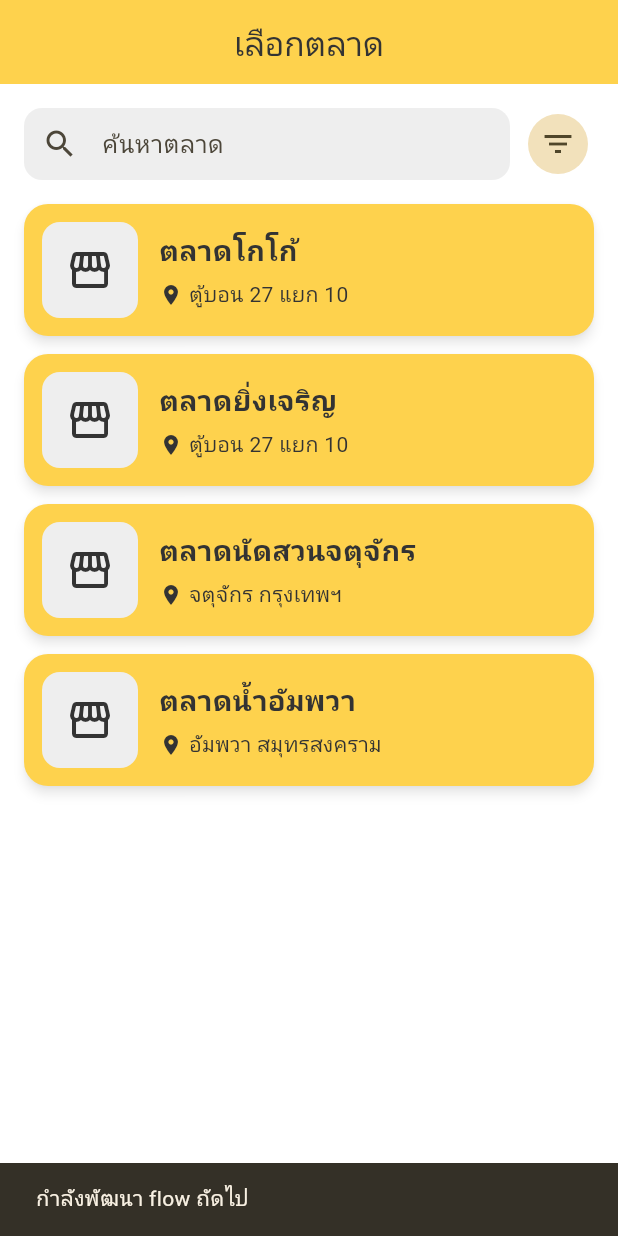
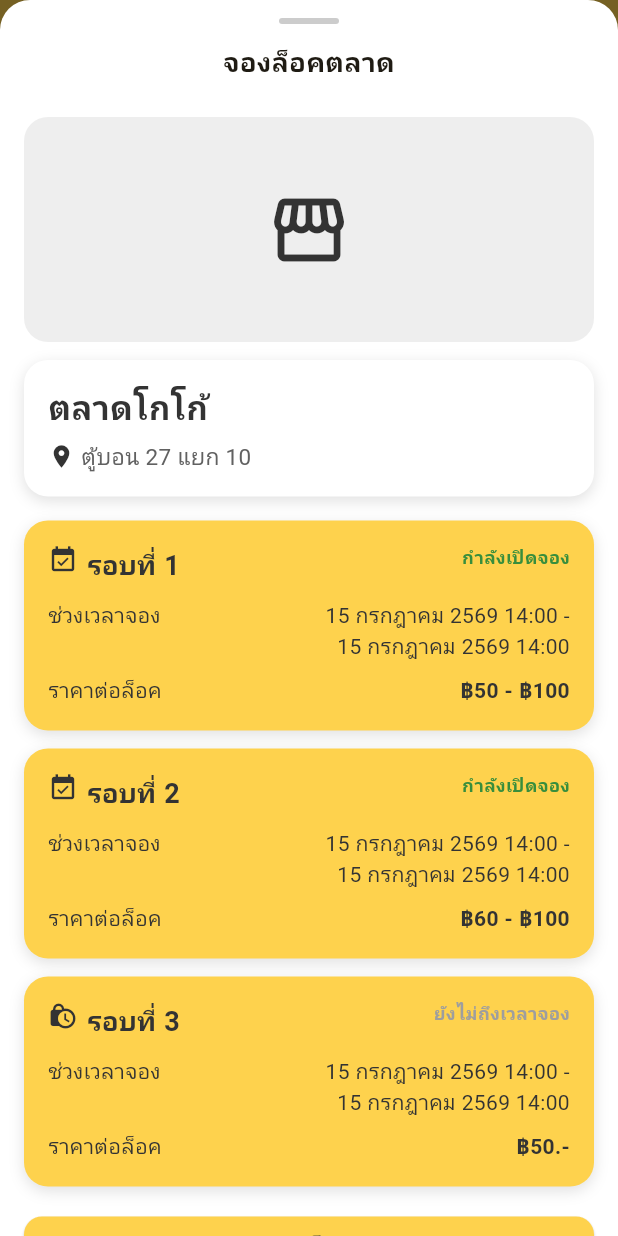
Before and after one commit to izzabellerina/flutter-space-dee-v4, a Flutter app: the SelectMarketScreen screen opened by its route, after a tap on "ตลาดโกโก้", on a phone screen of 412 x 824 dp. Run offline on Flutter 3.47's test engine with Material 3 defaults, Android fonts, the phone set to English and light mode, and no system bars; our stand-ins replace flutter_riverpod, flutter_svg, font_awesome_flutter, go_router, google_sign_in, qr_flutter; missing offline and left inert: flutter_facebook_auth, flutter_line_sdk, gal; Roboto replaces fonts that are missing (Anuphan).

Commit message:
Add book-market booking step as a full-screen modal sheet
- showBookMarketSheet: full-screen modal with market image, info, round cards
- Round cards are display-only (not tappable); "จองล็อค" button is a placeholder
- Tapping a market card in select-market now opens this sheet (slides up)

Co-Authored-By: Claude Opus 4.8 <noreply@anthropic.com>

```diff
--- /dev/null
+++ b/lib/screens/book_market_screen.dart
@@ -0,0 +1,316 @@
+import 'package:flutter/material.dart';
+
+import '../theme/app_colors.dart';
+
+/// ข้อมูล "รอบ" การจอง (mock) — ยังไม่มี backend
+class _Round {
+  const _Round({
+    required this.number,
+    required this.dateRange,
+    required this.price,
+    required this.status,
+    required this.isOpen,
+  });
+
+  final int number; // รอบที่เท่าไหร่
+  final String dateRange; // ช่วงเวลาจอง (2 บรรทัด)
+  final String price; // ราคาต่อล็อค เช่น "฿50 - ฿100"
+  final String status; // "กำลังเปิดจอง" / "ยังไม่ถึงเวลาจอง"
+  final bool isOpen; // เปิดให้จองอยู่ไหม → ใช้เลือกสีสถานะ
+}
+
+// รอบจอง (mock) — ของจริงจะดึงจาก backend
+const List<_Round> _rounds = [
+  _Round(
+    number: 1,
+    dateRange: '15 กรกฎาคม 2569 14:00 -\n15 กรกฎาคม 2569 14:00',
+    price: '฿50 - ฿100',
+    status: 'กำลังเปิดจอง',
+    isOpen: true,
+  ),
+  _Round(
+    number: 2,
+    dateRange: '15 กรกฎาคม 2569 14:00 -\n15 กรกฎาคม 2569 14:00',
+    price: '฿60 - ฿100',
+    status: 'กำลังเปิดจอง',
+    isOpen: true,
+  ),
+  _Round(
+    number: 3,
+    dateRange: '15 กรกฎาคม 2569 14:00 -\n15 กรกฎาคม 2569 14:00',
+    price: '฿50.-',
+    status: 'ยังไม่ถึงเวลาจอง',
+    isOpen: false,
+  ),
+];
+
+/// เปิดหน้า "จองล็อคตลาด" เป็น **modal sheet เต็มจอ** (เลื่อนขึ้นจากด้านล่าง)
+///
+/// เรียกตอนกดการ์ดตลาดในหน้า "เลือกตลาด"
+/// - `isScrollControlled: true` = ให้ sheet สูงเกินครึ่งจอได้ (เรากำหนดเองเต็มจอ)
+/// - `useSafeArea: false` + ความสูงเต็มจอ = แผ่นขึ้นเต็ม 100% (ใช้ SafeArea ด้านในแทน)
+/// - มุมบนมน + drag handle = สไตล์ modal sheet มาตรฐาน
+/// ปิด sheet ได้โดยปัดลงหรือแตะพื้นที่นอก sheet
+Future<void> showBookMarketSheet(
+  BuildContext context, {
+  required String name,
+  required String location,
+}) {
+  return showModalBottomSheet<void>(
+    context: context,
+    isScrollControlled: true,
+    // useSafeArea: false = ให้แผ่นขึ้นได้เต็มจอ 100% (ถึงขอบบนสุด ใต้ status bar)
+    // แล้วค่อยใช้ SafeArea ด้านในกันเนื้อหาทับ status bar/ปุ่มล่างเอง
+    useSafeArea: false,
+    backgroundColor: Colors.white,
+    shape: const RoundedRectangleBorder(
+      borderRadius: BorderRadius.vertical(top: Radius.circular(20)),
+    ),
+    builder: (context) => _BookMarketSheet(name: name, location: location),
+  );
+}
+
+/// เนื้อหาภายใน modal sheet "จองล็อคตลาด"
+///
+/// ทำไม StatelessWidget?
+/// - แค่ "แสดงข้อมูล" (รูป + ชื่อ + รอบ) ไม่มี state ที่เปลี่ยนระหว่างใช้งาน
+class _BookMarketSheet extends StatelessWidget {
+  const _BookMarketSheet({required this.name, required this.location});
+
+  final String name;
+  final String location;
+
+  @override
+  Widget build(BuildContext context) {
+    return SizedBox(
+      // เต็มจอ 100% (สูงเท่าความสูงจอทั้งหมด)
+      height: MediaQuery.of(context).size.height,
+      child: SafeArea(
+        // กันเนื้อหาทับ status bar (บน) และปุ่ม/แถบล่างของเครื่อง
+        child: Column(
+          children: [
+            // ── drag handle (ขีดเทาด้านบนบอกว่าปัดลงปิดได้) ──
+            Container(
+              margin: const EdgeInsets.only(top: 12, bottom: 4),
+              width: 40,
+              height: 4,
+              decoration: BoxDecoration(
+                color: AppColors.borderGrey,
+                borderRadius: BorderRadius.circular(2),
+              ),
+            ),
+            // หัวข้อ sheet
+            const Padding(
+              padding: EdgeInsets.symmetric(vertical: 8),
+              child: Text(
+                'จองล็อคตลาด',
+                style: TextStyle(fontSize: 18, fontWeight: FontWeight.w700),
+              ),
+            ),
+            // ── เนื้อหา (scroll) ──
+            Expanded(
+              child: SingleChildScrollView(
+                padding: const EdgeInsets.all(16),
+                child: Column(
+                  crossAxisAlignment: CrossAxisAlignment.stretch,
+                  children: [
+                    // ── รูปตลาด (placeholder) ──
+                    Container(
+                      height: 150,
+                      decoration: BoxDecoration(
+                        color: AppColors.fieldFill, // กล่องเทา รอรูปจริง
+                        borderRadius: BorderRadius.circular(16),
+                      ),
+                      child: const Icon(
+                        Icons.storefront,
+                        size: 56,
+                        color: AppColors.textDark,
+                      ),
+                    ),
+                    const SizedBox(height: 12),
+
+                    // ── การ์ดข้อมูลตลาด (ชื่อ + ที่ตั้ง) ──
+                    Container(
+                      padding: const EdgeInsets.all(16),
+                      decoration: BoxDecoration(
+                        color: Colors.white,
+                        borderRadius: BorderRadius.circular(16),
+                        boxShadow: AppColors.cardShadow,
+                      ),
+                      child: Column(
+                        crossAxisAlignment: CrossAxisAlignment.start,
+                        children: [
+                          Text(
+                            name,
+                            style: const TextStyle(
+                              fontSize: 22,
+                              fontWeight: FontWeight.w700,
+                              color: AppColors.textDark,
+                            ),
+                          ),
+                          const SizedBox(height: 6),
+                          Row(
+                            children: [
+                              const Icon(
+                                Icons.location_on,
+                                size: 18,
+                                color: AppColors.textDark,
+                              ),
+                              const SizedBox(width: 4),
+                              Expanded(
+                                child: Text(
+                                  location,
+                                  style: TextStyle(
+                                    fontSize: 15,
+                                    color: Colors.grey[700],
+                                  ),
+                                ),
+                              ),
+                            ],
+                          ),
+                        ],
+                      ),
+                    ),
+                    const SizedBox(height: 16),
+
+                    // ── รายการรอบจอง (การ์ดแสดงข้อมูล กดไม่ได้) ──
+                    for (final round in _rounds) ...[
+                      _RoundCard(round: round),
+                      const SizedBox(height: 12),
+                    ],
+                    const SizedBox(height: 4),
+
+                    // ── ปุ่ม "จองล็อค" ──
+                    ElevatedButton(
+                      onPressed: () =>
+                          _showSnack(context, 'กำลังพัฒนา flow ถัดไป'),
+                      child: const Padding(
+                        padding: EdgeInsets.symmetric(vertical: 4),
+                        child: Text(
+                          'จองล็อค',
+                          style: TextStyle(
+                            fontSize: 16,
+                            fontWeight: FontWeight.w600,
+                          ),
+                        ),
+                      ),
+                    ),
+                  ],
+                ),
+              ),
+            ),
+          ],
+        ),
+      ),
+    );
+  }
+
+  void _showSnack(BuildContext context, String message) {
+    ScaffoldMessenger.of(context)
+      ..hideCurrentSnackBar()
+      ..showSnackBar(SnackBar(content: Text(message)));
+  }
+}
+
+/// การ์ดแสดงข้อมูลรอบจอง — **กดไม่ได้** (เป็นแค่ข้อมูล)
+///
+/// ใช้ Container เฉย ๆ (ไม่ใช่ Material+InkWell) → ไม่มี ripple ไม่ตอบสนองการกด
+class _RoundCard extends StatelessWidget {
+  const _RoundCard({required this.round});
+  final _Round round;
+
+  @override
+  Widget build(BuildContext context) {
+    // สถานะ: เปิดจอง = เขียว, ยังไม่ถึงเวลา = เทา
+    final statusColor = round.isOpen ? Colors.green[700] : Colors.grey;
+
+    return Container(
+      padding: const EdgeInsets.all(16),
+      decoration: BoxDecoration(
+        color: AppColors.brandYellow, // เหลืองตามกฎธีม
+        borderRadius: BorderRadius.circular(16),
+        boxShadow: AppColors.cardShadow,
+      ),
+      child: Column(
+        crossAxisAlignment: CrossAxisAlignment.start,
+        children: [
+          // หัวการ์ด: ไอคอน + "รอบที่ N" (ซ้าย) ... สถานะ (ขวา)
+          Row(
+            crossAxisAlignment: CrossAxisAlignment.start,
+            children: [
+              Icon(
+                round.isOpen ? Icons.event_available : Icons.lock_clock,
+                size: 20,
+                color: AppColors.textDark,
+              ),
+              const SizedBox(width: 6),
+              Text(
+                'รอบที่ ${round.number}',
+                style: const TextStyle(
+                  fontSize: 18,
+                  fontWeight: FontWeight.w700,
+                  color: AppColors.textDark,
+                ),
+              ),
+              const Spacer(),
+              Text(
+                round.status,
+                style: TextStyle(
+                  fontSize: 12,
+                  fontWeight: FontWeight.w600,
+                  color: statusColor,
+                ),
+              ),
+            ],
+          ),
+          const SizedBox(height: 10),
+
+          // ช่วงเวลาจอง
+          _InfoRow(label: 'ช่วงเวลาจอง', value: round.dateRange),
+          const SizedBox(height: 8),
+
+          // ราคาต่อล็อค
+          _InfoRow(label: 'ราคาต่อล็อค', value: round.price, valueBold: true),
+        ],
+      ),
+    );
+  }
+}
+
+/// แถวข้อมูล: label (ซ้าย) + value (ขวา ชิดขวา)
+class _InfoRow extends StatelessWidget {
+  const _InfoRow({
+    required this.label,
+    required this.value,
+    this.valueBold = false,
+  });
+
+  final String label;
+  final String value;
+  final bool valueBold;
+
+  @override
+  Widget build(BuildContext context) {
+    return Row(
+      crossAxisAlignment: CrossAxisAlignment.start,
+      children: [
+        Text(
+          label,
+          style: const TextStyle(fontSize: 14, color: AppColors.textDark),
+        ),
+        const SizedBox(width: 12),
+        Expanded(
+          child: Text(
+            value,
+            textAlign: TextAlign.right,
+            style: TextStyle(
+              fontSize: 14,
+              color: AppColors.textDark,
+              fontWeight: valueBold ? FontWeight.w700 : FontWeight.normal,
+            ),
+          ),
+        ),
+      ],
+    );
+  }
+}
--- a/lib/screens/select_market_screen.dart
+++ b/lib/screens/select_market_screen.dart
@@ -1,6 +1,7 @@
 import 'package:flutter/material.dart';
 
 import '../theme/app_colors.dart';
+import 'book_market_screen.dart';
 
 /// ข้อมูลตลาด (mock) — ยังไม่มี backend
 class _Market {
@@ -92,7 +93,12 @@ class _SelectMarketScreenState extends State<SelectMarketScreen> {
                       separatorBuilder: (_, __) => const SizedBox(height: 12),
                       itemBuilder: (context, i) => _MarketCard(
                         market: filtered[i],
-                        onTap: () => _showSnack('กำลังพัฒนา flow ถัดไป'),
+                        // กดตลาด → เปิด modal sheet "จองล็อคตลาด" เลื่อนขึ้นจากล่าง
+                        onTap: () => showBookMarketSheet(
+                          context,
+                          name: filtered[i].name,
+                          location: filtered[i].location,
+                        ),
                       ),
                     ),
             ),
```
